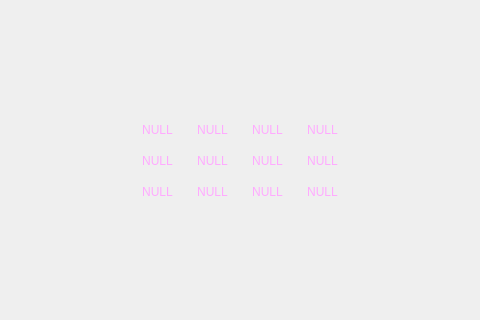
The window that classwindow.ui (chenhuan0/intel-client) describes before a commit, drawn with Qt 5; both pictures show x 120 to 600 and y 127 to 447 of the 720 by 576 pixel window.
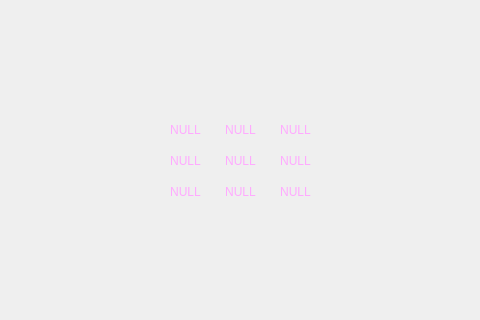
The same window after the commit. Icons and pictures are not drawn.

Diff of the .ui file:
```diff
--- a/classwindow.ui
+++ b/classwindow.ui
@@ -114,19 +114,6 @@
          <property name="spacing">
           <number>10</number>
          </property>
-         <item row="1" column="3">
-          <widget class="QToolButton" name="class8">
-           <property name="styleSheet">
-            <string notr="true">color: rgb(255, 170, 255);</string>
-           </property>
-           <property name="text">
-            <string>NULL</string>
-           </property>
-           <property name="autoRaise">
-            <bool>true</bool>
-           </property>
-          </widget>
-         </item>
          <item row="0" column="0">
           <widget class="QToolButton" name="class1">
            <property name="styleSheet">
@@ -166,7 +153,33 @@
            </property>
           </widget>
          </item>
-         <item row="1" column="2">
+         <item row="2" column="1">
+          <widget class="QToolButton" name="class8">
+           <property name="styleSheet">
+            <string notr="true">color: rgb(255, 170, 255);</string>
+           </property>
+           <property name="text">
+            <string>NULL</string>
+           </property>
+           <property name="autoRaise">
+            <bool>true</bool>
+           </property>
+          </widget>
+         </item>
+         <item row="2" column="2">
+          <widget class="QToolButton" name="class9">
+           <property name="styleSheet">
+            <string notr="true">color: rgb(255, 170, 255);</string>
+           </property>
+           <property name="text">
+            <string>NULL</string>
+           </property>
+           <property name="autoRaise">
+            <bool>true</bool>
+           </property>
+          </widget>
+         </item>
+         <item row="2" column="0">
           <widget class="QToolButton" name="class7">
            <property name="styleSheet">
             <string notr="true">color: rgb(255, 170, 255);</string>
@@ -179,20 +192,7 @@
            </property>
           </widget>
          </item>
-         <item row="1" column="0">
-          <widget class="QToolButton" name="class5">
-           <property name="styleSheet">
-            <string notr="true">color: rgb(255, 170, 255);</string>
-           </property>
-           <property name="text">
-            <string>NULL</string>
-           </property>
-           <property name="autoRaise">
-            <bool>true</bool>
-           </property>
-          </widget>
-         </item>
-         <item row="1" column="1">
+         <item row="1" column="2">
           <widget class="QToolButton" name="class6">
            <property name="styleSheet">
             <string notr="true">color: rgb(255, 170, 255);</string>
@@ -205,7 +205,20 @@
            </property>
           </widget>
          </item>
-         <item row="0" column="3">
+         <item row="1" column="1">
+          <widget class="QToolButton" name="class5">
+           <property name="styleSheet">
+            <string notr="true">color: rgb(255, 170, 255);</string>
+           </property>
+           <property name="text">
+            <string>NULL</string>
+           </property>
+           <property name="autoRaise">
+            <bool>true</bool>
+           </property>
+          </widget>
+         </item>
+         <item row="1" column="0">
           <widget class="QToolButton" name="class4">
            <property name="styleSheet">
             <string notr="true">color: rgb(255, 170, 255);</string>
@@ -218,58 +231,6 @@
            </property>
           </widget>
          </item>
-         <item row="2" column="0">
-          <widget class="QToolButton" name="class9">
-           <property name="styleSheet">
-            <string notr="true">color: rgb(255, 170, 255);</string>
-           </property>
-           <property name="text">
-            <string>NULL</string>
-           </property>
-           <property name="autoRaise">
-            <bool>true</bool>
-           </property>
-          </widget>
-         </item>
-         <item row="2" column="1">
-          <widget class="QToolButton" name="class10">
-           <property name="styleSheet">
-            <string notr="true">color: rgb(255, 170, 255);</string>
-           </property>
-           <property name="text">
-            <string>NULL</string>
-           </property>
-           <property name="autoRaise">
-            <bool>true</bool>
-           </property>
-          </widget>
-         </item>
-         <item row="2" column="2">
-          <widget class="QToolButton" name="class11">
-           <property name="styleSheet">
-            <string notr="true">color: rgb(255, 170, 255);</string>
-           </property>
-           <property name="text">
-            <string>NULL</string>
-           </property>
-           <property name="autoRaise">
-            <bool>true</bool>
-           </property>
-          </widget>
-         </item>
-         <item row="2" column="3">
-          <widget class="QToolButton" name="class12">
-           <property name="styleSheet">
-            <string notr="true">color: rgb(255, 170, 255);</string>
-           </property>
-           <property name="text">
-            <string>NULL</string>
-           </property>
-           <property name="autoRaise">
-            <bool>true</bool>
-           </property>
-          </widget>
-         </item>
         </layout>
        </item>
        <item>
```
